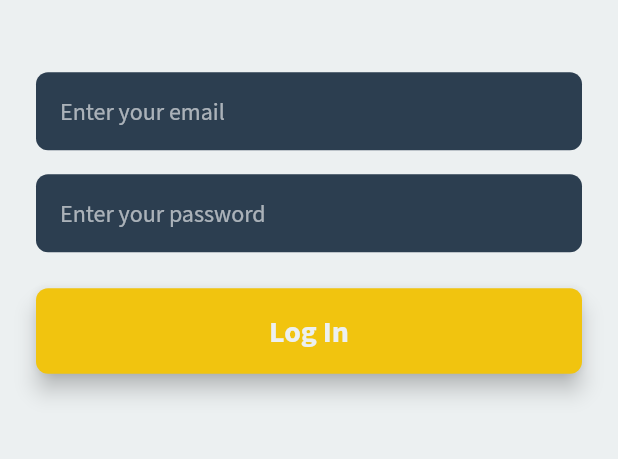
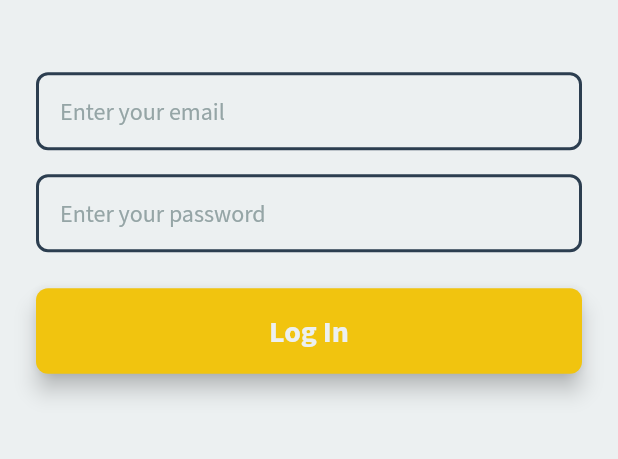
Before and after one commit to max-jellycat/flash_chat, a Flutter app: the screen it shows after launch, after a tap on "Log in", on a phone screen of 412 x 824 dp, the part 581-1040 px from its top. Run offline on Flutter 3.47's test engine with Material 2 defaults, Android fonts, the phone set to English and light mode, and no system bars; our stand-ins replace animated_text_kit.

Commit message:
clean up + widgets refacto + debounced text fields

```diff
--- a/lib/main.dart
+++ b/lib/main.dart
@@ -1,5 +1,5 @@
 import "package:flutter/material.dart";
-import "package:flash_chat/utils/constants.dart";
+import 'package:flash_chat/utils/theme.dart';
 import "package:flash_chat/utils/router.dart";
 import "package:flash_chat/screens/welcome_screen.dart";
 import "package:flash_chat/screens/login_screen.dart";
@@ -13,11 +13,7 @@ class FlashChat extends StatelessWidget {
   Widget build(BuildContext context) {
     return MaterialApp(
         theme: ThemeData(
-          brightness: Brightness.dark,
           fontFamily: "SourceSansPro",
-          textTheme: TextTheme(
-            bodyText2: TextStyle(color: kDarkColor),
-          ),
         ),
         initialRoute: WelcomeScreenRoute,
         routes: {
--- a/lib/screens/chat_screen.dart
+++ b/lib/screens/chat_screen.dart
@@ -1,6 +1,6 @@
 import "package:flutter/material.dart";
 import "package:flutter/cupertino.dart";
-import "package:flash_chat/utils/constants.dart";
+import 'package:flash_chat/utils/theme.dart';
 
 class ChatScreen extends StatefulWidget {
   @override
--- a/lib/screens/login_screen.dart
+++ b/lib/screens/login_screen.dart
@@ -1,6 +1,6 @@
 import "package:flash_chat/widgets/action_button.dart";
 import "package:flutter/material.dart";
-import "package:flash_chat/utils/constants.dart";
+import 'package:flash_chat/utils/theme.dart';
 import "package:flash_chat/widgets/form_input.dart";
 
 class LoginScreen extends StatefulWidget {
@@ -46,7 +46,6 @@ class _LoginScreenState extends State<LoginScreen> {
             ActionButton(
               onPressed: () {},
               backgroundColor: kPrimaryColor,
-              color: kLightColor,
               text: "Log In",
             )
           ],
--- a/lib/screens/registration_screen.dart
+++ b/lib/screens/registration_screen.dart
@@ -1,6 +1,6 @@
 import "package:flash_chat/widgets/form_input.dart";
 import "package:flutter/material.dart";
-import "package:flash_chat/utils/constants.dart";
+import 'package:flash_chat/utils/theme.dart';
 import "package:flash_chat/widgets/action_button.dart";
 
 class RegistrationScreen extends StatefulWidget {
@@ -46,7 +46,6 @@ class _RegistrationScreenState extends State<RegistrationScreen> {
             ActionButton(
               onPressed: () {},
               backgroundColor: kAccentColor,
-              color: kLightColor,
               text: "Register",
             )
           ],
--- a/lib/screens/welcome_screen.dart
+++ b/lib/screens/welcome_screen.dart
@@ -1,6 +1,6 @@
 import "package:flutter/material.dart";
 import "package:flash_chat/utils/router.dart";
-import "package:flash_chat/utils/constants.dart";
+import 'package:flash_chat/utils/theme.dart';
 import "package:flash_chat/widgets/action_button.dart";
 import "package:animated_text_kit/animated_text_kit.dart";
 
@@ -76,7 +76,6 @@ class _WelcomeScreenState extends State<WelcomeScreen>
             ActionButton(
               text: "Log in",
               backgroundColor: kPrimaryColor,
-              color: kLightColor,
               onPressed: () {
                 Navigator.pushNamed(context, LoginScreenRoute);
               },
@@ -86,8 +85,7 @@ class _WelcomeScreenState extends State<WelcomeScreen>
             ),
             ActionButton(
               text: "Register",
-              backgroundColor: kGreyColor,
-              color: kLightColor,
+              backgroundColor: kAccentColor,
               onPressed: () {
                 Navigator.pushNamed(context, RegisterScreenRoute);
               },
--- /dev/null
+++ b/lib/utils/debouncer.dart
@@ -0,0 +1,15 @@
+import 'dart:async';
+
+class Debouncer {
+  final Duration delay;
+  Timer _timer;
+
+  Debouncer({this.delay});
+
+  run(Function action) {
+    if (_timer != null) {
+      _timer.cancel();
+    }
+    _timer = Timer(delay, action);
+  }
+}
--- a/lib/utils/constants.dart
+++ b/lib/utils/theme.dart
@@ -27,14 +27,30 @@ const kMessageContainerDecoration = BoxDecoration(
 
 const kFormInputStyle = TextStyle(
   fontSize: kSizeMedium,
+  color: kDarkColor,
 );
 
 const kFormInputDecoration = InputDecoration(
   contentPadding: EdgeInsets.all(kSizeMedium),
-  filled: true,
-  fillColor: kDarkColor,
+  hintStyle: TextStyle(
+    fontSize: kSizeMedium,
+    color: kGreyColor,
+  ),
   border: OutlineInputBorder(
     borderRadius: BorderRadius.all(Radius.circular(kSizeSmall)),
-    borderSide: BorderSide.none,
+  ),
+  enabledBorder: OutlineInputBorder(
+    borderRadius: BorderRadius.all(Radius.circular(kSizeSmall)),
+    borderSide: BorderSide(
+      color: kDarkColor,
+      width: 2.0,
+    ),
+  ),
+  focusedBorder: OutlineInputBorder(
+    borderRadius: BorderRadius.all(Radius.circular(kSizeSmall)),
+    borderSide: BorderSide(
+      color: kAccentColor,
+      width: 2.0,
+    ),
   ),
 );
--- a/lib/widgets/action_button.dart
+++ b/lib/widgets/action_button.dart
@@ -1,3 +1,4 @@
+import 'package:flash_chat/utils/theme.dart';
 import "package:flutter/material.dart";
 
 const _kElevation = 6.0;
@@ -13,9 +14,9 @@ class ActionButton extends StatelessWidget {
 
   ActionButton({
     @required this.text,
+    @required this.onPressed,
     this.backgroundColor,
     this.color,
-    this.onPressed,
     this.isSmall,
   });
 
@@ -25,13 +26,13 @@ class ActionButton extends StatelessWidget {
       elevation: _kElevation,
       shape:
           RoundedRectangleBorder(borderRadius: BorderRadius.circular(_kRadius)),
-      fillColor: this.backgroundColor,
+      fillColor: this.backgroundColor ?? kGreyColor,
       child: Padding(
         padding: const EdgeInsets.all(16.0),
         child: Text(
           this.text,
           style: TextStyle(
-            color: this.color,
+            color: this.color ?? kLightColor,
             fontSize: _kTextSize,
             fontWeight: FontWeight.w700,
           ),
--- a/lib/widgets/form_input.dart
+++ b/lib/widgets/form_input.dart
@@ -1,17 +1,25 @@
+import 'package:flutter/cupertino.dart';
 import "package:flutter/material.dart";
+import 'package:flash_chat/utils/debouncer.dart';
 
-import "../utils/constants.dart";
+import '../utils/theme.dart';
 
 class FormInput extends StatelessWidget {
   final Function onChanged;
   final String hint;
 
+  final _debouncer = Debouncer(delay: Duration(milliseconds: 500));
+
   FormInput({this.onChanged, this.hint});
+
+  void onTextChange(String value) {
+    _debouncer.run(() => this.onChanged(value));
+  }
 
   @override
   Widget build(BuildContext context) {
     return TextField(
-      onChanged: (value) => this.onChanged(value),
+      onChanged: this.onTextChange,
       style: kFormInputStyle,
       decoration: kFormInputDecoration.copyWith(
         hintText: this.hint,
```
